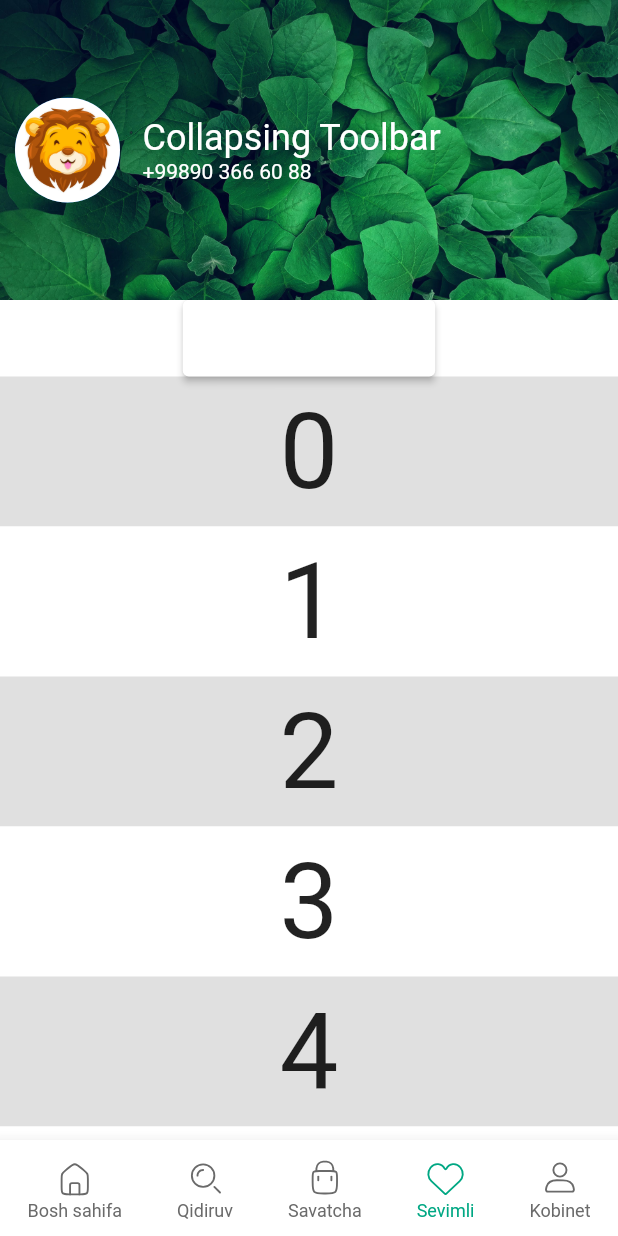
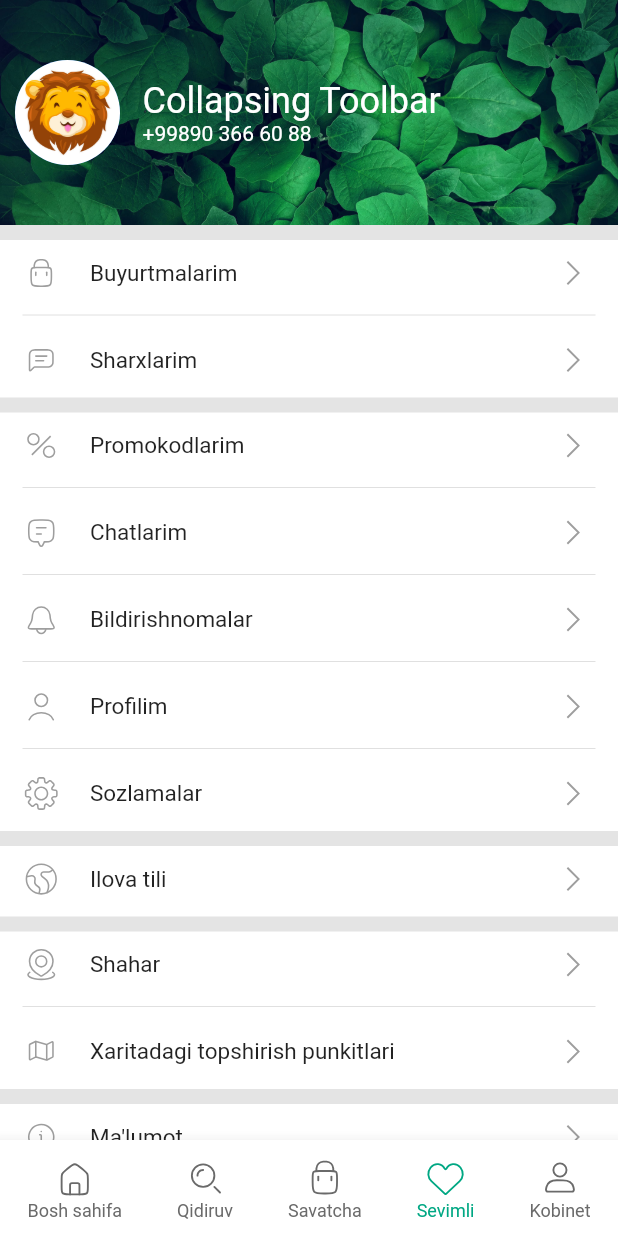
Before and after one commit to ErkinjonYusupov/shoping-mobile-, a Flutter app: the screen it shows after launch, item 4 of the bottom bar chosen, on a phone screen of 412 x 824 dp. Run offline on Flutter 3.47's test engine with Material 2 defaults, Android fonts, the phone set to English and light mode, and no system bars; our stand-ins replace carousel_slider, flutter_svg, get, get_storage; missing offline and left inert: api_cache_manager, dart:ffi; network calls fail; statements that could not run were skipped.

Commit message:
add profile section

```diff
--- a/lib/colors.dart
+++ b/lib/colors.dart
@@ -18,24 +18,22 @@ const mobileChatBoxColor = Color.fromRGBO(31, 44, 52, 1);
 
 class Themes {
   static final light = ThemeData.light().copyWith(
+    accentColor: Color.fromARGB(255, 228, 228, 228),
     backgroundColor: Colors.white,
     buttonColor: Color.fromRGBO(0, 167, 131, 1),
     bottomAppBarColor: Colors.white,
-    appBarTheme:const AppBarTheme(
-      color: Colors.white
-    ),
+    appBarTheme: const AppBarTheme(color: Colors.white),
     buttonTheme: const ButtonThemeData(
       buttonColor: Colors.white,
       textTheme: ButtonTextTheme.primary,
     ),
   );
   static final dark = ThemeData.dark().copyWith(
+    accentColor: Color.fromARGB(244, 34, 49, 57),
     backgroundColor: Color.fromRGBO(19, 28, 33, 1),
     buttonColor: Colors.deepPurple,
     bottomAppBarColor: Color.fromRGBO(31, 44, 52, 1),
-    appBarTheme:const AppBarTheme(
-      color: Color.fromRGBO(19, 28, 33, 1)
-    ),
+    appBarTheme: const AppBarTheme(color: Color.fromRGBO(19, 28, 33, 1)),
     buttonTheme: const ButtonThemeData(
       buttonColor: Color.fromRGBO(31, 44, 52, 1),
       textTheme: ButtonTextTheme.primary,
--- a/lib/pages/profile.dart
+++ b/lib/pages/profile.dart
@@ -1,6 +1,7 @@
+import 'dart:ffi';
+
 import 'package:flutter/material.dart';
-import 'package:flutter/src/foundation/key.dart';
-import 'package:flutter/src/widgets/framework.dart';
+import 'package:flutter_svg/flutter_svg.dart';
 import 'package:front_mobile/service/ThemeService.dart';
 import 'package:get/get.dart';
 
@@ -22,10 +23,11 @@ class _ProfileScreenState extends State<ProfileScreen> {
             pinned: true,
             snap: false,
             floating: false,
-            expandedHeight: 200.0,
+            expandedHeight: 150.0,
             flexibleSpace: Stack(
               children: [
                 Positioned.fill(
+                    bottom: -20,
                     child: Image.asset(
                       "assets/images/forAppbar.jpg",
                       fit: BoxFit.cover,
@@ -35,14 +37,17 @@ class _ProfileScreenState extends State<ProfileScreen> {
                     alignment: Alignment.centerLeft,
                     child: Row(
                       children: [
-                      const  Padding(
-                          padding: const EdgeInsets.symmetric(horizontal: 10),
+                        const Padding(
+                          padding: EdgeInsets.symmetric(horizontal: 10),
                           child: CircleAvatar(
                             radius: 35,
                             backgroundImage:
                                 AssetImage("assets/images/avatar.jpg"),
                           ),
-                        ),const SizedBox(width: 5,),
+                        ),
+                        const SizedBox(
+                          width: 5,
+                        ),
                         Column(
                           mainAxisAlignment: MainAxisAlignment.center,
                           crossAxisAlignment: CrossAxisAlignment.start,
@@ -53,7 +58,6 @@ class _ProfileScreenState extends State<ProfileScreen> {
                                 color: Colors.white,
                                 fontSize: 24.0,
                               ),
-
                             ),
                             Text(
                               "+99890 366 60 88",
@@ -74,46 +78,181 @@ class _ProfileScreenState extends State<ProfileScreen> {
           SliverToBoxAdapter(
               child: Column(
             children: [
-              ElevatedButton(
+              const emptyBody(),
+              MenuItem(
+                  icon: "assets/images/cart.svg",
+                  title: "Buyurtmalarim",
+                  onTap: () {},
+                  dv: 'true'),
+              MenuItem(
+                  icon: "assets/images/comment.svg",
+                  title: "Sharxlarim",
+                  onTap: () {},
+                  dv: 'false'),
+              const emptyBody(),
+              MenuItem(
+                  icon: "assets/images/percent.svg",
+                  title: "Promokodlarim",
+                  onTap: () {},
+                  dv: 'true'),
+              MenuItem(
+                  icon: "assets/images/chat.svg",
+                  title: "Chatlarim",
+                  onTap: () {},
+                  dv: 'true'),
+              MenuItem(
+                  icon: "assets/images/bell.svg",
+                  title: "Bildirishnomalar",
+                  onTap: () {},
+                  dv: 'true'),
+              MenuItem(
+                  icon: "assets/images/profile.svg",
+                  title: "Profilim",
+                  onTap: () {},
+                  dv: 'true'),
+              MenuItem(
+                  icon: "assets/images/settings.svg",
+                  title: "Sozlamalar",
+                  onTap: () {},
+                  dv: 'false'),
+              const emptyBody(),
+              MenuItem(
+                  icon: "assets/images/world.svg",
+                  title: "Ilova tili",
+                  onTap: () {},
+                  dv: 'false'),
+              const emptyBody(),
+              MenuItem(
+                  icon: "assets/images/maps.svg",
+                  title: "Shahar",
+                  onTap: () {},
+                  dv: 'true'),
+              MenuItem(
+                  icon: "assets/images/map.svg",
+                  title: "Xaritadagi topshirish punkitlari",
+                  onTap: () {},
+                  dv: 'false'),
+              const emptyBody(),
+              MenuItem(
+                  icon: "assets/images/info.svg",
+                  title: "Ma'lumot",
+                  onTap: () {},
+                  dv: 'true'),
+              MenuItem(
+                  icon: "assets/images/message.svg",
+                  title: "Biz bilan bog'lanish",
+                  onTap: () {},
+                  dv: 'false'),
+              Container(
+                color: context.theme.accentColor,
+                height: 150,
+                width: double.infinity,
+                child: Column(
+                  children: [
+                   const SizedBox(height: 20,),
+                    Container(
+                      width: 300,
+                      child: ElevatedButton(
                           style: ElevatedButton.styleFrom(
                             primary: context.theme.buttonColor,
                             padding: const EdgeInsets.symmetric(
-                        horizontal: 30, vertical: 16),
+                                horizontal: 20, vertical: 16),
                             textStyle: const TextStyle(
                                 fontSize: 16, fontWeight: FontWeight.bold),
                           ),
                           onPressed: ThemeService().switchTheme,
-                  child: const Text('Change Theme')),
+                          child: const Text('Profildan chiqish')),
+                    ),const SizedBox(height: 20,),
+                       const Text("Versiya 1.7.0 (324)")
+                  ],
+                ),
+              ),
             ],
           )),
-          SliverList(
-            delegate: SliverChildBuilderDelegate(
-              (BuildContext context, int index) {
-                return Container(
-                  color: index.isOdd ? Colors.white : Colors.black12,
-                  height: 100.0,
-                  child: Center(
-                    child: Text('$index', textScaleFactor: 5),
-                  ),
-                );
-              },
-              childCount: 20,
-            ),
-          ),
         ],
       ),
     );
   }
 }
 
+class emptyBody extends StatelessWidget {
+  const emptyBody({
+    Key? key,
+  }) : super(key: key);
 
-// ElevatedButton(
-//                   style: ElevatedButton.styleFrom(
-//                     primary: context.theme.buttonColor,
-//                     padding: const EdgeInsets.symmetric(
-//                         horizontal: 30, vertical: 16),
-//                     textStyle: const TextStyle(
-//                         fontSize: 16, fontWeight: FontWeight.bold),
-//                   ),
-//                   onPressed: ThemeService().switchTheme,
-//                   child: const Text('Change Theme')),
+  @override
+  Widget build(BuildContext context) {
+    return Container(
+      color: context.theme.accentColor,
+      height: 10,
+      width: double.infinity,
+    );
+  }
+}
+
+class MenuItem extends StatelessWidget {
+  final String icon;
+  final String title;
+  final Function onTap;
+  final String dv;
+  const MenuItem({
+    Key? key,
+    required this.icon,
+    required this.title,
+    required this.onTap,
+    required this.dv,
+  }) : super(key: key);
+
+  @override
+  Widget build(BuildContext context) {
+    return GestureDetector(
+      onTap: () {
+        onTap();
+      },
+      child: Padding(
+        padding: const EdgeInsets.only(left: 15, right: 15, top: 7),
+        child: Column(
+          mainAxisSize: MainAxisSize.min,
+          children: [
+            Row(
+              mainAxisAlignment: MainAxisAlignment.spaceBetween,
+              children: [
+                Row(
+                  children: [
+                    SvgPicture.asset(
+                      icon,
+                      color: Colors.grey,
+                      height: 25,
+                      width: 25,
+                    ),
+                    const SizedBox(
+                      width: 20,
+                    ),
+                    Text(
+                      title,
+                      style: const TextStyle(fontSize: 15),
+                    ),
+                  ],
+                ),
+                SvgPicture.asset(
+                  'assets/images/right.svg',
+                  color: Colors.grey,
+                  height: 30,
+                  width: 30,
+                ),
+              ],
+            ),
+            const SizedBox(
+              height: 5,
+            ),
+            dv == "true"
+                ? const Divider()
+                : const SizedBox(
+                    height: 5,
+                  )
+          ],
+        ),
+      ),
+    );
+  }
+}
```
Also changed, not shown: assets/images/bell.svg (added), assets/images/chat.svg (added), assets/images/comment.svg (added), assets/images/info.svg (added), assets/images/map.svg (added), assets/images/maps.svg (added), assets/images/message.svg (added), assets/images/percent.svg (added), assets/images/profile.svg (added), assets/images/right.svg (added), assets/images/settings.svg (added), assets/images/sun.svg (added), assets/images/world.svg (added). Lines whose indentation alone changed are shown as unchanged.
